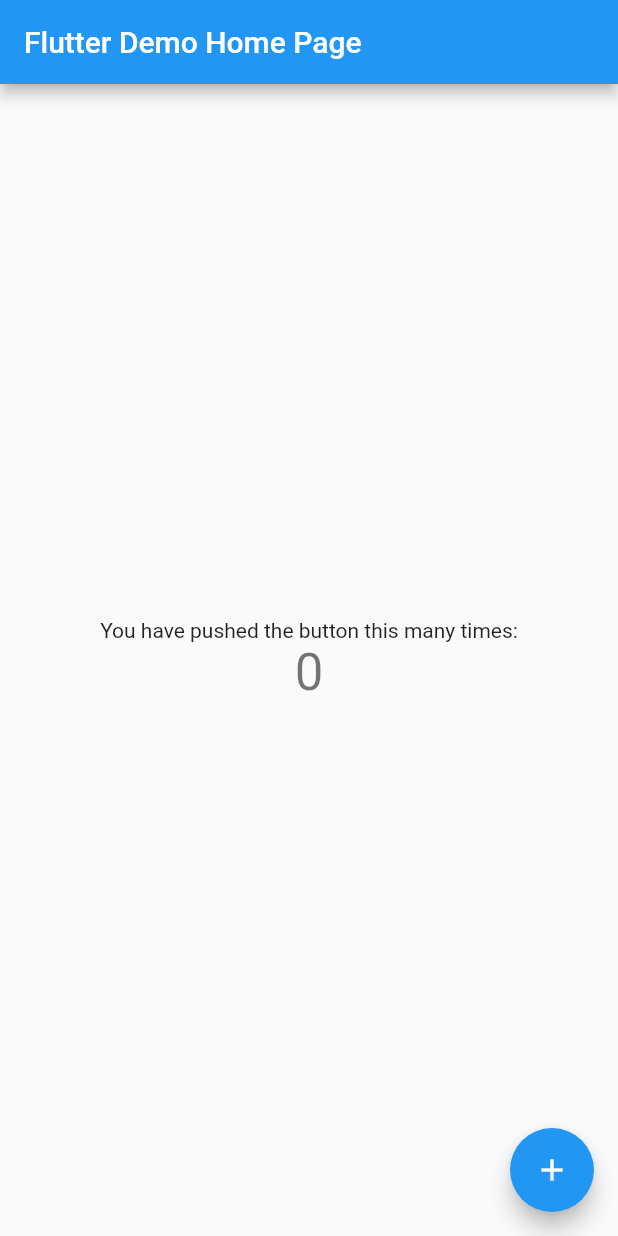
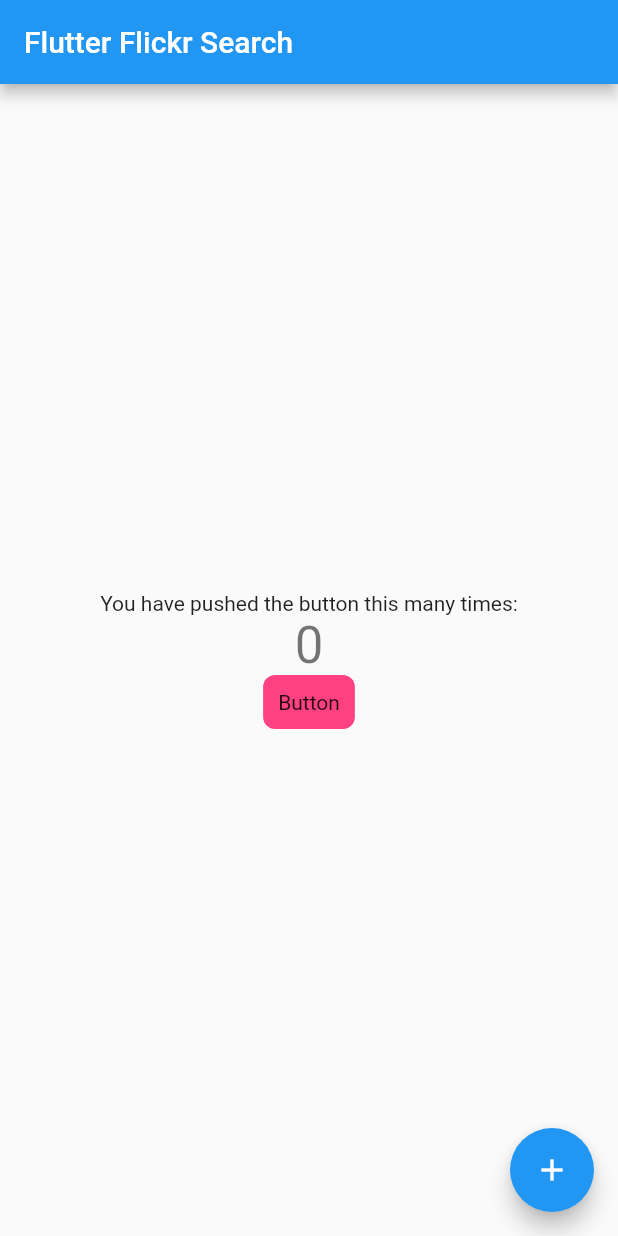
Before and after one commit to omaracrystal/flutter_search_flickr, a Flutter app: the screen it shows after launch, on a phone screen of 412 x 824 dp. Run offline on Flutter 3.47's test engine with Material 2 defaults, Android fonts, the phone set to English and light mode, and no system bars.

```diff
--- /dev/null
+++ b/lib/bloc/bloc.dart
@@ -0,0 +1,3 @@
+abstract class Bloc {
+  void dispose();
+}
--- a/lib/main.dart
+++ b/lib/main.dart
@@ -9,39 +9,21 @@ class MyApp extends StatelessWidget {
   @override
   Widget build(BuildContext context) {
     return MaterialApp(
-      title: 'Flutter Demo',
+      title: 'Flutter Flickr Search',
       theme: ThemeData(
-        // This is the theme of your application.
-        //
-        // Try running your application with "flutter run". You'll see the
-        // application has a blue toolbar. Then, without quitting the app, try
-        // changing the primarySwatch below to Colors.green and then invoke
-        // "hot reload" (press "r" in the console where you ran "flutter run",
-        // or simply save your changes to "hot reload" in a Flutter IDE).
-        // Notice that the counter didn't reset back to zero; the application
-        // is not restarted.
         primarySwatch: Colors.blue,
         // This makes the visual density adapt to the platform that you run
         // the app on. For desktop platforms, the controls will be smaller and
         // closer together (more dense) than on mobile platforms.
         visualDensity: VisualDensity.adaptivePlatformDensity,
       ),
-      home: MyHomePage(title: 'Flutter Demo Home Page'),
+      home: MyHomePage(title: 'Flutter Flickr Search'),
     );
   }
 }
 
 class MyHomePage extends StatefulWidget {
   MyHomePage({Key key, this.title}) : super(key: key);
-
-  // This widget is the home page of your application. It is stateful, meaning
-  // that it has a State object (defined below) that contains fields that affect
-  // how it looks.
-
-  // This class is the configuration for the state. It holds the values (in this
-  // case the title) provided by the parent (in this case the App widget) and
-  // used by the build method of the State. Fields in a Widget subclass are
-  // always marked "final".
 
   final String title;
 
@@ -54,47 +36,18 @@ class _MyHomePageState extends State<MyHomePage> {
 
   void _incrementCounter() {
     setState(() {
-      // This call to setState tells the Flutter framework that something has
-      // changed in this State, which causes it to rerun the build method below
-      // so that the display can reflect the updated values. If we changed
-      // _counter without calling setState(), then the build method would not be
-      // called again, and so nothing would appear to happen.
       _counter++;
     });
   }
 
   @override
   Widget build(BuildContext context) {
-    // This method is rerun every time setState is called, for instance as done
-    // by the _incrementCounter method above.
-    //
-    // The Flutter framework has been optimized to make rerunning build methods
-    // fast, so that you can just rebuild anything that needs updating rather
-    // than having to individually change instances of widgets.
     return Scaffold(
       appBar: AppBar(
-        // Here we take the value from the MyHomePage object that was created by
-        // the App.build method, and use it to set our appbar title.
         title: Text(widget.title),
       ),
       body: Center(
-        // Center is a layout widget. It takes a single child and positions it
-        // in the middle of the parent.
         child: Column(
-          // Column is also a layout widget. It takes a list of children and
-          // arranges them vertically. By default, it sizes itself to fit its
-          // children horizontally, and tries to be as tall as its parent.
-          //
-          // Invoke "debug painting" (press "p" in the console, choose the
-          // "Toggle Debug Paint" action from the Flutter Inspector in Android
-          // Studio, or the "Toggle Debug Paint" command in Visual Studio Code)
-          // to see the wireframe for each widget.
-          //
-          // Column has various properties to control how it sizes itself and
-          // how it positions its children. Here we use mainAxisAlignment to
-          // center the children vertically; the main axis here is the vertical
-          // axis because Columns are vertical (the cross axis would be
-          // horizontal).
           mainAxisAlignment: MainAxisAlignment.center,
           children: <Widget>[
             Text(
@@ -104,6 +57,12 @@ class _MyHomePageState extends State<MyHomePage> {
               '$_counter',
               style: Theme.of(context).textTheme.headline4,
             ),
+//            InkWell(
+//              child: Text('Tap me!',
+//                style: TextStyle(fontSize: 24),),
+//              onTap: () => debugPrint('tapped...'),
+//            )
+          CustomButton(),
           ],
         ),
       ),
@@ -115,3 +74,25 @@ class _MyHomePageState extends State<MyHomePage> {
     );
   }
 }
+
+class CustomButton extends StatelessWidget {
+  @override
+  Widget build(BuildContext context) {
+    return GestureDetector(
+      onTap: () {
+        final snackBar = SnackBar(content: Text('Hello Again!'),);
+        Scaffold.of(context).showSnackBar(snackBar);
+      },
+      child: Container(
+        padding: EdgeInsets.all(10.0),
+        decoration: BoxDecoration(
+          color: Colors.pinkAccent,
+        borderRadius: BorderRadius.circular(8.0)
+      ),
+      child: Text('Button'),
+      ),
+    );
+    // TODO: implement build
+    throw UnimplementedError();
+  }
+}
```
Also changed, not shown: lib/bloc/flickrbloc.dart (added, +15 -0 lines), lib/models/flickrmodel.dart (added, +18 -0 lines), lib/ui/list_view.dart (added).
